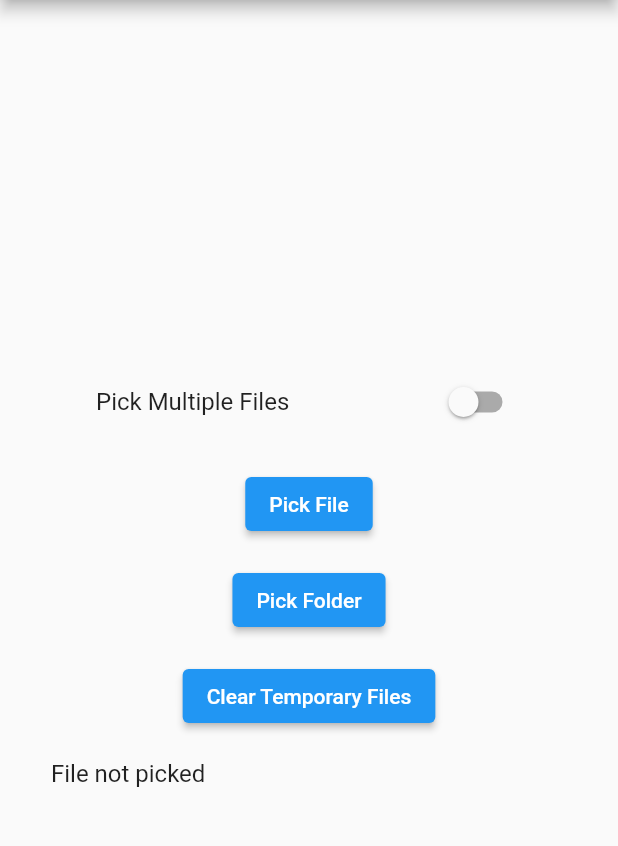
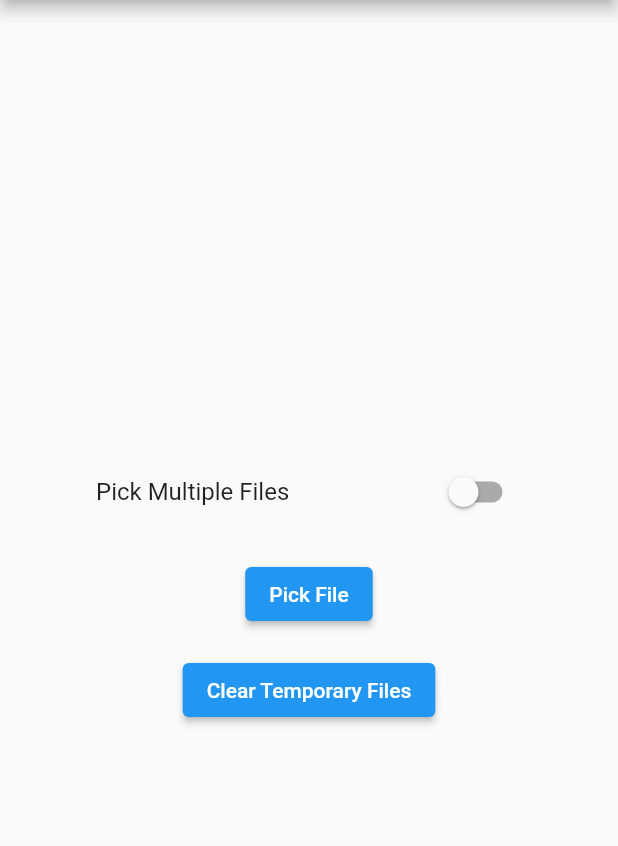
Before and after one commit to alihan-ulker/Flutter-Examples, a Flutter app: the screen it shows after launch, on a phone screen of 412 x 824 dp, the part 84-930 px from its top. Run offline on Flutter 3.47's test engine with Material 2 defaults, Android fonts, the light colour scheme and no system bars; our stand-ins replace file_picker, fluro, open_file, package_info_plus; missing offline and left inert: flutter_inappwebview.

Commit message:
file picker updated

```diff
--- a/flutter_file_picker_example/lib/main.dart
+++ b/flutter_file_picker_example/lib/main.dart
@@ -2,7 +2,7 @@ import 'package:flutter/material.dart';
 import 'package:flutter_file_picker_example/core/shared/ui_text.dart';
 import 'package:flutter_file_picker_example/core/shared/ui_theme.dart';
 import 'package:flutter_file_picker_example/src/view/home_page.dart';
-import 'package:flutter_file_picker_example/test.dart';
+//import 'package:flutter_file_picker_example/test.dart';
 
 void main() {
   runApp(const MyApp());
--- a/flutter_file_picker_example/lib/src/view/home_page.dart
+++ b/flutter_file_picker_example/lib/src/view/home_page.dart
@@ -1,4 +1,3 @@
-import 'package:file_picker/file_picker.dart';
 import 'package:flutter/material.dart';
 import 'package:flutter_file_picker_example/core/service/file_picker_service.dart';
 import 'package:flutter_file_picker_example/core/shared/ui_text.dart';
@@ -10,14 +9,16 @@ class HomePage extends StatefulWidget {
   State<HomePage> createState() => _HomePageState();
 }
 
+late String fileNot;
+
 class _HomePageState extends State<HomePage> {
   bool _multiPick = false;
   bool pickFile = false;
-
-  bool _isLoading = false;
-  String? _fileName;
-  List<PlatformFile>? _paths;
-  bool _userAborted = false;
+  @override
+  void initState() {
+    super.initState();
+    //getFolderPath();
+  }
 
   @override
   Widget build(BuildContext context) {
@@ -55,13 +56,13 @@ class _HomePageState extends State<HomePage> {
                           ? UIText.pickFilesButton
                           : UIText.pickFileButton),
                     ),
-                    const SizedBox(height: 16.0),
-                    ElevatedButton(
-                      onPressed: () {
-                        selectFolder();
-                      },
-                      child: Text(UIText.pickFolderButton),
-                    ),
+                    // const SizedBox(height: 16.0),
+                    // ElevatedButton(
+                    //   onPressed: () {
+                    //     selectFolder();
+                    //   },
+                    //   child: Text(UIText.pickFolderButton),
+                    // ),
                     const SizedBox(height: 16.0),
                     ElevatedButton(
                       onPressed: () {
@@ -69,12 +70,14 @@ class _HomePageState extends State<HomePage> {
                       },
                       child: Text(UIText.clearButton),
                     ),
-                    ListTile(
-                      title: Text(
-                          pickFile ? file.path.toString() : "File not picked"),
-                    ),
+                    //getFolderPath(),
                   ],
-                )
+                ),
+                //getFolderPath(),
+                // ListTile(
+                //   //title: Text(fileNot),
+                //   title: Text(pickFile ? directoryPath : fileNot),
+                // ),
               ],
             ),
           ),
@@ -82,4 +85,20 @@ class _HomePageState extends State<HomePage> {
       ),
     );
   }
+
+  // getFolderPath() {
+  //   if (pickFile == true) {
+  //     setState(() {
+  //       fileNot = directoryPath;
+  //     });
+  //     setState(() {
+  //       fileNot = "File not picked";
+  //     });
+  //   } else {
+  //     setState(() {
+  //       fileNot = "File not picked";
+  //     });
+  //   }
+  //   return Text(fileNot);
+  // }
 }
```
Also changed, not shown: flutter_file_picker_example/lib/core/service/file_picker_service.dart (+5 -6 lines).
